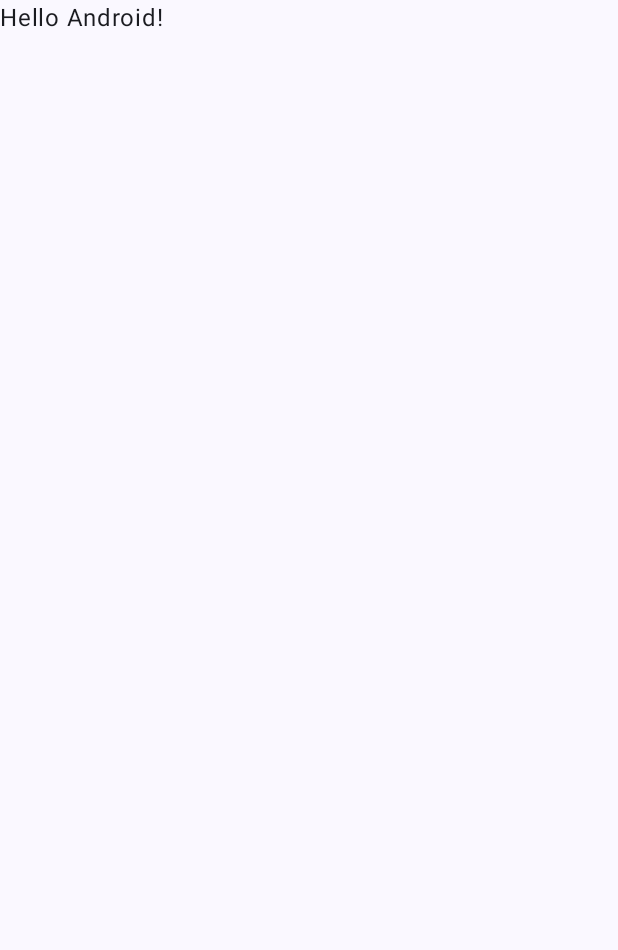
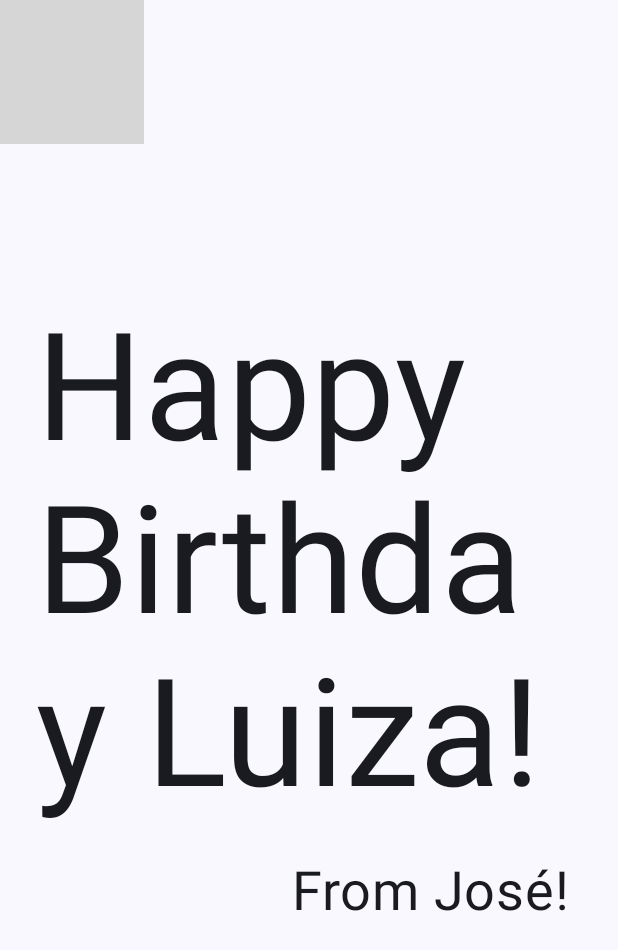
Before and after one commit to jvictor96/Android-samples, an Android app built with Jetpack Compose: the screen it shows after launch (MainActivity), on a phone screen of 412 x 824 dp. Before the commit the part shown is almost empty. Shown: the top 950 px of the screen. Run offline under Robolectric (Android 15) with nearby library versions, the phone set to English and light mode, and no system bars; grey boxes are pictures that could not be loaded.

Commit message:
finish birthday card

```diff
--- a/BitrhdayCard/app/src/main/java/com/example/bitrhdaycard/MainActivity.kt
+++ b/BitrhdayCard/app/src/main/java/com/example/bitrhdaycard/MainActivity.kt
@@ -4,13 +4,22 @@ import android.os.Bundle
 import androidx.activity.ComponentActivity
 import androidx.activity.compose.setContent
 import androidx.activity.enableEdgeToEdge
+import androidx.compose.foundation.Image
+import androidx.compose.foundation.layout.Arrangement
+import androidx.compose.foundation.layout.Box
+import androidx.compose.foundation.layout.Column
 import androidx.compose.foundation.layout.fillMaxSize
 import androidx.compose.foundation.layout.padding
 import androidx.compose.material3.Scaffold
 import androidx.compose.material3.Text
 import androidx.compose.runtime.Composable
+import androidx.compose.ui.Alignment
 import androidx.compose.ui.Modifier
+import androidx.compose.ui.res.painterResource
+import androidx.compose.ui.res.stringResource
 import androidx.compose.ui.tooling.preview.Preview
+import androidx.compose.ui.unit.dp
+import androidx.compose.ui.unit.sp
 import com.example.bitrhdaycard.ui.theme.BitrhdayCardTheme
 
 class MainActivity : ComponentActivity() {
@@ -20,8 +29,9 @@ class MainActivity : ComponentActivity() {
         setContent {
             BitrhdayCardTheme {
                 Scaffold(modifier = Modifier.fillMaxSize()) { innerPadding ->
-                    Greeting(
-                        name = "Android",
+                    GreetingCard(
+                        name = "Luiza",
+                        from = "José",
                         modifier = Modifier.padding(innerPadding)
                     )
                 }
@@ -31,17 +41,43 @@ class MainActivity : ComponentActivity() {
 }
 
 @Composable
-fun Greeting(name: String, modifier: Modifier = Modifier) {
-    Text(
-        text = "Hello $name!",
-        modifier = modifier
-    )
+fun GreetingCard(name: String, from: String, modifier: Modifier = Modifier) {
+    val background = painterResource(R.drawable.androidparty)
+    Box(modifier = modifier) {
+        Image(painter = background, contentDescription = null)
+        GreetingText(name = name, from = from, modifier = Modifier
+            .fillMaxSize()
+            .padding(8.dp))
+    }
+}
+
+
+@Composable
+fun GreetingText(name: String, from: String, modifier: Modifier = Modifier) {
+    Column(verticalArrangement = Arrangement.Center ,modifier = modifier.padding(8.dp)) {
+        Text(
+            text = stringResource(R.string.birthday_message, name),
+            fontSize = 100.sp,
+            lineHeight = 115.sp,
+            modifier = Modifier.padding(8.dp)
+        )
+        Text(
+            text = stringResource(R.string.footer, from),
+            fontSize = 36.sp,
+            modifier = Modifier
+                .padding(16.dp)
+                .align(alignment = Alignment.End)
+        )
+    }
 }
 
 @Preview(showBackground = true)
 @Composable
 fun GreetingPreview() {
     BitrhdayCardTheme {
-        Greeting("Android")
+        GreetingCard(
+            name = "Luiza",
+            from = "José"
+        )
     }
 }
--- a/BitrhdayCard/app/src/main/res/values/strings.xml
+++ b/BitrhdayCard/app/src/main/res/values/strings.xml
@@ -1,3 +1,5 @@
 <resources>
     <string name="app_name">Bitrhday Card</string>
+    <string name="birthday_message">Happy Birthday %1$s!</string>
+    <string name="footer">From %1$s!</string>
 </resources>
```
Also changed, not shown: 1 other file.
